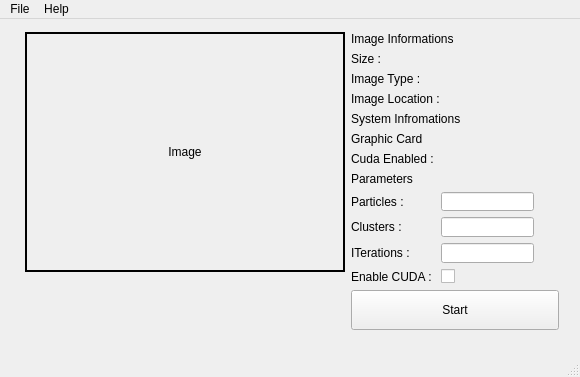
Before: the Qt Designer form main_ui.ui in wiseodd/swarm-image-segmenter-qt, drawn with Qt 5.
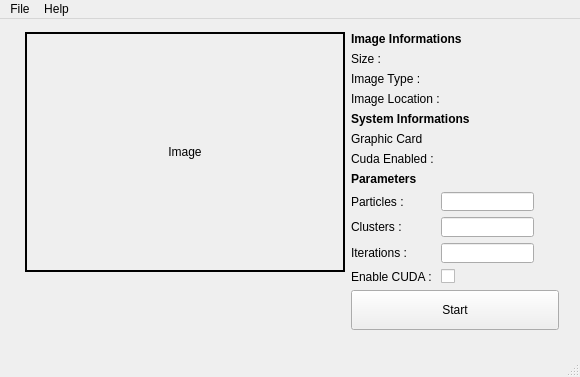
After: the same form once the commit is applied.

What changed in the file:
```diff
--- a/main_ui.ui
+++ b/main_ui.ui
@@ -37,7 +37,7 @@
     </property>
     <layout class="QHBoxLayout" name="horizontalLayout_2"/>
    </widget>
-   <widget class="QWidget" name="">
+   <widget class="QWidget" name="layoutWidget">
     <property name="geometry">
      <rect>
       <x>14</x>
@@ -108,6 +108,12 @@
         <layout class="QVBoxLayout" name="verticalLayout_3">
          <item>
           <widget class="QLabel" name="label_8">
+           <property name="font">
+            <font>
+             <weight>75</weight>
+             <bold>true</bold>
+            </font>
+           </property>
            <property name="text">
             <string>Image Informations</string>
            </property>
@@ -136,8 +142,14 @@
          </item>
          <item>
           <widget class="QLabel" name="label_12">
+           <property name="font">
+            <font>
+             <weight>75</weight>
+             <bold>true</bold>
+            </font>
+           </property>
            <property name="text">
-            <string>System Infromations</string>
+            <string>System Informations</string>
            </property>
           </widget>
          </item>
@@ -165,6 +177,12 @@
             <layout class="QFormLayout" name="formLayout">
              <item row="0" column="0">
               <widget class="QLabel" name="label_3">
+               <property name="font">
+                <font>
+                 <weight>75</weight>
+                 <bold>true</bold>
+                </font>
+               </property>
                <property name="text">
                 <string>Parameters</string>
                </property>
@@ -193,7 +211,7 @@
              <item row="3" column="0">
               <widget class="QLabel" name="label_6">
                <property name="text">
-                <string>ITerations : </string>
+                <string>Iterations : </string>
                </property>
               </widget>
              </item>
```
Left out of the diff: 18 changed lines with no effect on the pictures.
